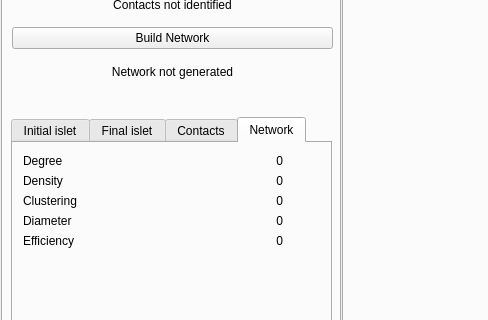
This is isletlabgui_v1.0.ui in gjfelix/IsletLab as Qt 5 draws it before an edit; both pictures show x 0 to 488 and y 258 to 578 of the 1024 by 769 pixel window. The edited form follows.
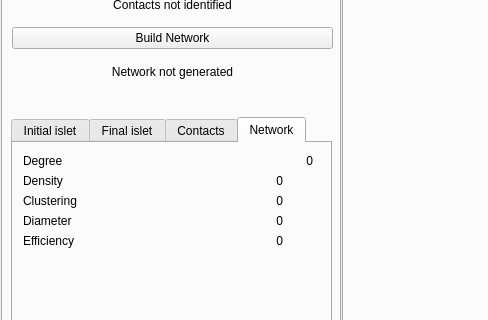
This is the edited form. The open tabs and pages were chosen to show the change.

The edit to the form file:
```diff
--- a/isletlabgui_v1.0.ui
+++ b/isletlabgui_v1.0.ui
@@ -1349,7 +1349,7 @@
        <widget class="QLabel" name="degree_value">
         <property name="geometry">
          <rect>
-          <x>170</x>
+          <x>200</x>
           <y>10</y>
           <width>100</width>
           <height>15</height>
```
Left out of the diff: 4 changed lines with no effect on the pictures.
